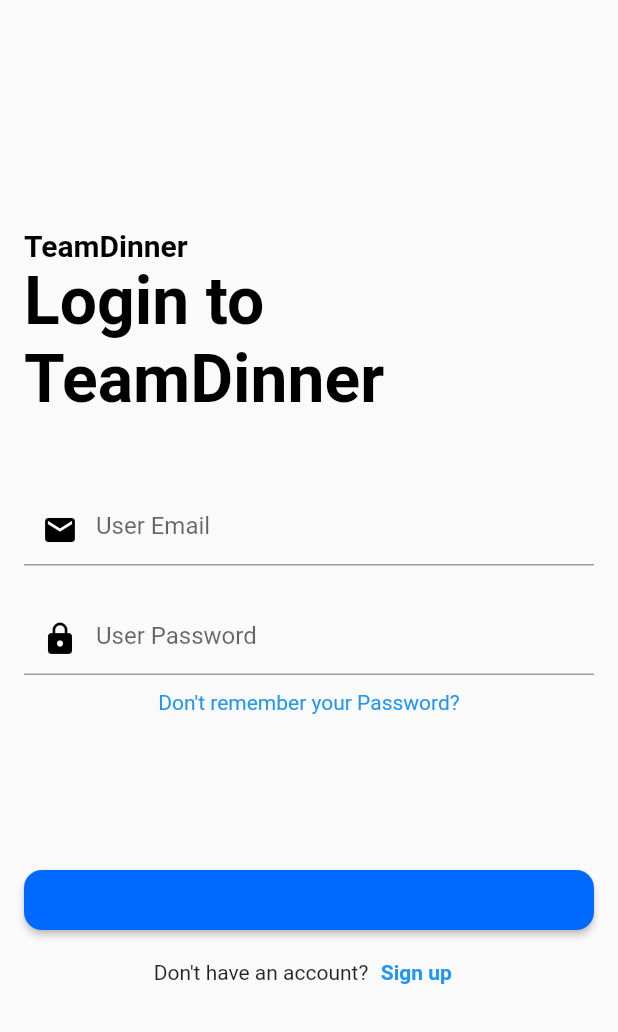
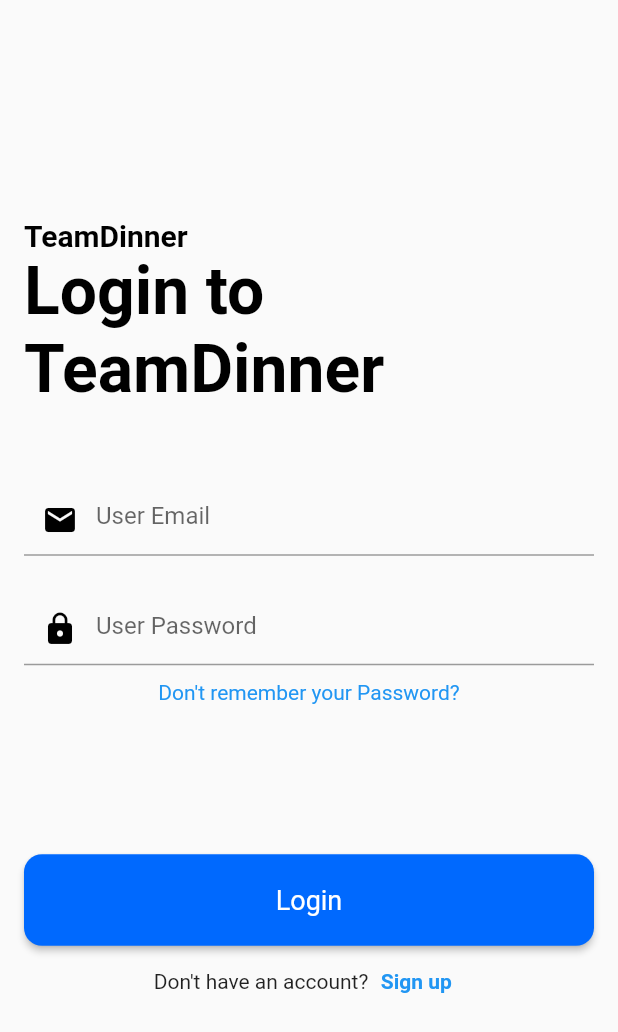
Before and after one commit to joshbl-dev/TeamDinner-JIB-2341, a Flutter app: the screen it shows after launch, on a phone screen of 412 x 824 dp. Shown: the top 1032 px of the screen. Run offline on Flutter 3.47's test engine with Material 2 defaults, Android fonts, the phone set to English and light mode, and no system bars; our stand-ins replace google_nav_bar.

Commit message:
login text missing?

```diff
--- a/frontend/lib/widgets/login_form.dart
+++ b/frontend/lib/widgets/login_form.dart
@@ -103,6 +103,11 @@ class LoginFormState extends State<LoginForm> {
                     }
                   }
                 },
+                child: const Text("Login",
+                    style: TextStyle(
+                      color: Colors.white,
+                      fontSize: 18.0,
+                    )),
               ),
             ),
           ),
```
